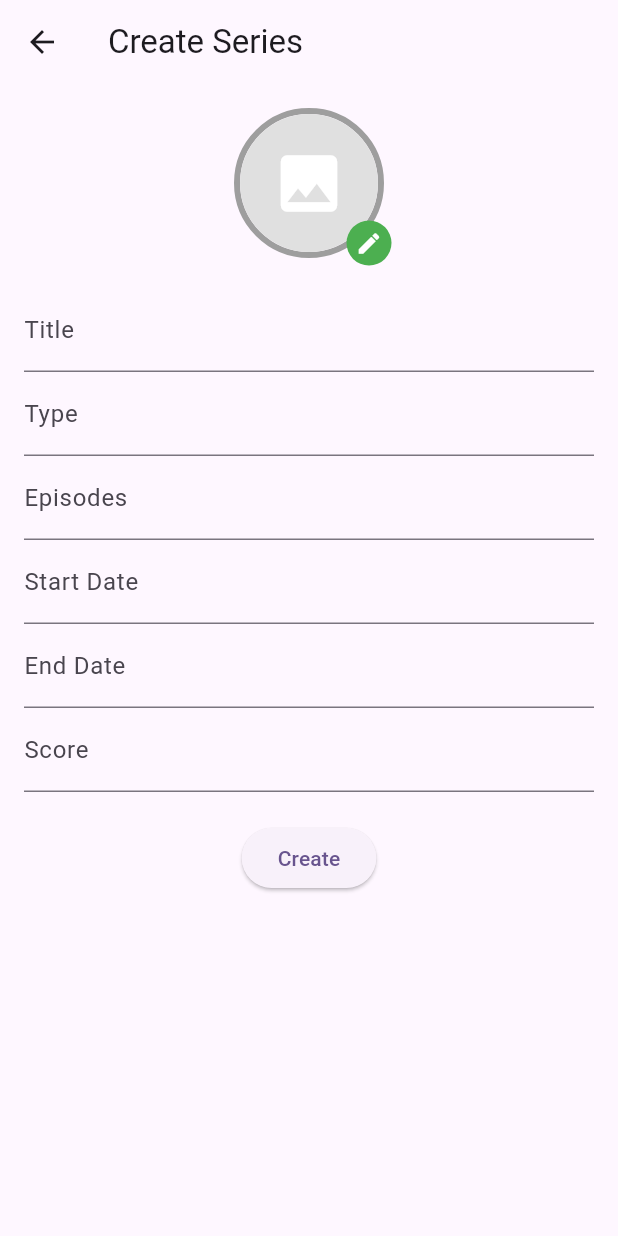
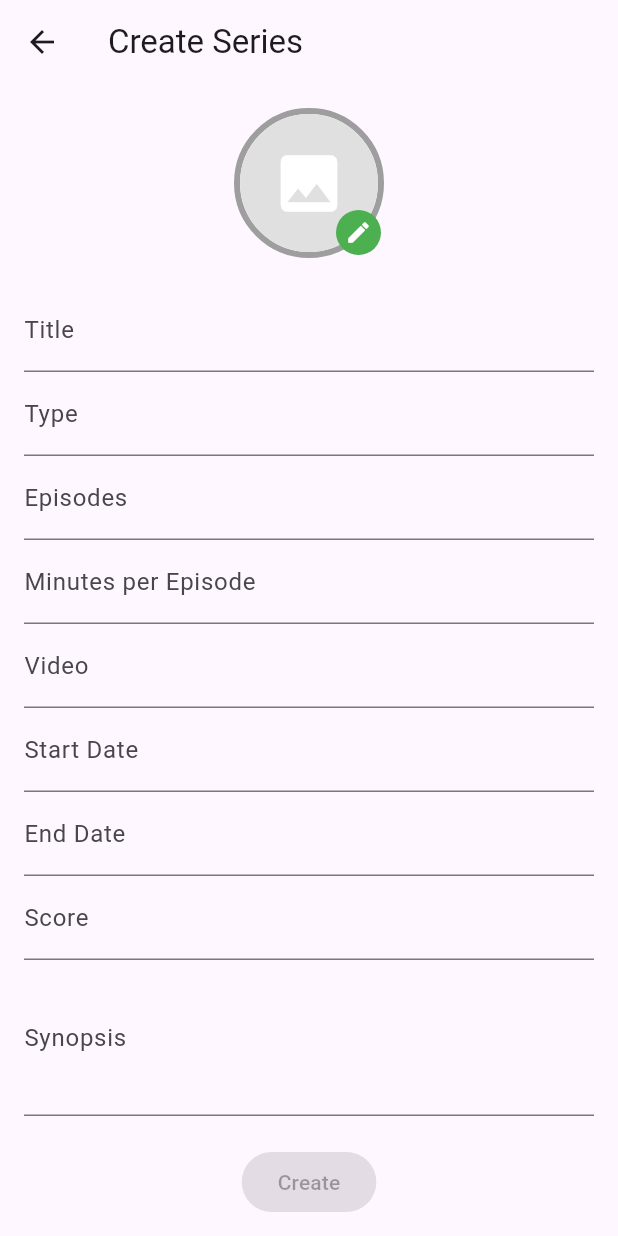
Before and after one commit to AngelovanOsch1/flutter_bloc_training, a Flutter app: the CreateSeriesScreen screen opened directly, on a phone screen of 412 x 824 dp. Run offline on Flutter 3.47's test engine with Material 3 defaults, Android fonts, the phone set to English and light mode, and no system bars; our stand-ins replace flutter_bloc, flutter_dotenv, freezed_annotation, image_picker; network calls fail.

Commit message:
added form validation

```diff
--- /dev/null
+++ b/lib/blocs/forms/series/series_form_bloc.dart
@@ -0,0 +1,65 @@
+import 'package:flutter_bloc/flutter_bloc.dart';
+import 'series_form_event.dart';
+import 'series_form_state.dart';
+
+class SeriesFormBloc extends Bloc<SeriesFormEvent, SeriesFormState> {
+  SeriesFormBloc() : super(const SeriesFormState()) {
+    on<TitleChanged>(_onTitleChanged);
+    on<TypeChanged>(_onTypeChanged);
+    on<EpisodesChanged>(_onEpisodesChanged);
+    on<MinutesChanged>(_onMinutesChanged);
+    on<ScoreChanged>(_onScoreChanged);
+    on<SynopsisChanged>(_onSynopsisChanged);
+    on<CoverImageChanged>(_onCoverImageChanged);
+    on<SubmitForm>(_onSubmitForm);
+  }
+
+  void _onTitleChanged(TitleChanged event, Emitter<SeriesFormState> emit) {
+    final newState = state.copyWith(title: event.value, isTitleValid: event.value.isNotEmpty);
+    emit(newState.copyWith(isFormValid: _validateForm(newState)));
+  }
+
+  void _onTypeChanged(TypeChanged event, Emitter<SeriesFormState> emit) {
+    final newState = state.copyWith(type: event.value, isTypeValid: event.value.isNotEmpty);
+    emit(newState.copyWith(isFormValid: _validateForm(newState)));
+  }
+
+  void _onEpisodesChanged(EpisodesChanged event, Emitter<SeriesFormState> emit) {
+    final newState = state.copyWith(episodes: event.value, isEpisodesValid: event.value > 0);
+    emit(newState.copyWith(isFormValid: _validateForm(newState)));
+  }
+
+  void _onMinutesChanged(MinutesChanged event, Emitter<SeriesFormState> emit) {
+    final newState = state.copyWith(minutesPerEpisode: event.value, isMinutesPerEpisodeValid: event.value > 0);
+    emit(newState.copyWith(isFormValid: _validateForm(newState)));
+  }
+
+  void _onScoreChanged(ScoreChanged event, Emitter<SeriesFormState> emit) {
+    final newState = state.copyWith(score: event.value, isScoreValid: event.value > 0);
+    emit(newState.copyWith(isFormValid: _validateForm(newState)));
+  }
+
+  void _onSynopsisChanged(SynopsisChanged event, Emitter<SeriesFormState> emit) {
+    final newState = state.copyWith(synopsis: event.value);
+    emit(newState.copyWith(isFormValid: _validateForm(newState)));
+  }
+
+  void _onCoverImageChanged(CoverImageChanged event, Emitter<SeriesFormState> emit) {
+    final newState = state.copyWith(coverImage: event.file, isCoverImageValid: true);
+    emit(newState.copyWith(isFormValid: _validateForm(newState)));
+  }
+
+  void _onSubmitForm(SubmitForm event, Emitter<SeriesFormState> emit) {
+    if (!state.isFormValid) return;
+    emit(state.copyWith(isSubmitting: true));
+  }
+
+  bool _validateForm(SeriesFormState s) {
+    return s.isTitleValid &&
+        s.isTypeValid &&
+        s.isEpisodesValid &&
+        s.isMinutesPerEpisodeValid &&
+        s.isScoreValid &&
+        s.isCoverImageValid;
+  }
+}
--- /dev/null
+++ b/lib/blocs/forms/series/series_form_event.dart
@@ -0,0 +1,19 @@
+import 'dart:io';
+import 'package:freezed_annotation/freezed_annotation.dart';
+
+part 'series_form_event.freezed.dart';
+
+@freezed
+class SeriesFormEvent with _$SeriesFormEvent {
+  const factory SeriesFormEvent.titleChanged(String value) = TitleChanged;
+  const factory SeriesFormEvent.typeChanged(String value) = TypeChanged;
+  const factory SeriesFormEvent.episodesChanged(int value) = EpisodesChanged;
+  const factory SeriesFormEvent.minutesChanged(int value) = MinutesChanged;
+  const factory SeriesFormEvent.videoChanged(String value) = VideoChanged;
+  const factory SeriesFormEvent.startDateChanged(String value) = StartDateChanged;
+  const factory SeriesFormEvent.endDateChanged(String value) = EndDateChanged;
+  const factory SeriesFormEvent.scoreChanged(double value) = ScoreChanged;
+  const factory SeriesFormEvent.synopsisChanged(String value) = SynopsisChanged;
+  const factory SeriesFormEvent.coverImageChanged(File file) = CoverImageChanged;
+  const factory SeriesFormEvent.submit() = SubmitForm;
+}
--- /dev/null
+++ b/lib/blocs/forms/series/series_form_state.dart
@@ -0,0 +1,29 @@
+import 'dart:io';
+import 'package:freezed_annotation/freezed_annotation.dart';
+
+part 'series_form_state.freezed.dart';
+
+@freezed
+abstract class SeriesFormState with _$SeriesFormState {
+  const factory SeriesFormState({
+    @Default('') String title,
+    @Default('') String type,
+    @Default(0) int episodes,
+    @Default(0) int minutesPerEpisode,
+    @Default('') String video,
+    @Default('') String startDate,
+    @Default('') String endDate,
+    @Default(0.0) double score,
+    @Default('') String synopsis,
+    File? coverImage,
+    @Default(false) bool isTitleValid,
+    @Default(false) bool isTypeValid,
+    @Default(false) bool isEpisodesValid,
+    @Default(false) bool isScoreValid,
+    @Default(false) bool isMinutesPerEpisodeValid,
+    @Default(false) bool isCoverImageValid,
+    @Default(false) bool isFormValid,
+    @Default(false) bool isSubmitting,
+    @Default('') String errorMessage,
+  }) = _SeriesFormState;
+}
--- a/lib/screens/series/series_create.dart
+++ b/lib/screens/series/series_create.dart
@@ -1,45 +1,37 @@
-import 'dart:io';
-
 import 'package:flutter/material.dart';
 import 'package:flutter_bloc/flutter_bloc.dart';
-import 'package:flutter_bloc_training/blocs/series/series_bloc.dart';
-import 'package:flutter_bloc_training/blocs/series/series_event.dart';
-import 'package:flutter_bloc_training/models/series_list_item.dart';
+import 'package:flutter_bloc_training/blocs/forms/series/series_form_bloc.dart';
+import 'package:flutter_bloc_training/blocs/forms/series/series_form_event.dart';
+import 'package:flutter_bloc_training/blocs/forms/series/series_form_state.dart';
+import 'package:flutter_bloc_training/blocs/imagepicker/imagepicker_bloc.dart';
+import 'package:flutter_bloc_training/blocs/imagepicker/imagepicker_event.dart';
+import 'package:flutter_bloc_training/blocs/imagepicker/imagepicker_state.dart';
 import 'package:image_picker/image_picker.dart';
 
-class CreateSeriesScreen extends StatefulWidget {
+class CreateSeriesScreen extends StatelessWidget {
   const CreateSeriesScreen({super.key});
 
   @override
-  State<CreateSeriesScreen> createState() => _CreateSeriesScreenState();
-}
-
-class _CreateSeriesScreenState extends State<CreateSeriesScreen> {
-  final titleController = TextEditingController();
-  final typeController = TextEditingController();
-  final episodesController = TextEditingController();
-  final startDateController = TextEditingController();
-  final endDateController = TextEditingController();
-  final scoreController = TextEditingController();
-
-  File? _coverImage;
-
-  @override
-  void dispose() {
-    titleController.dispose();
-    typeController.dispose();
-    episodesController.dispose();
-    startDateController.dispose();
-    endDateController.dispose();
-    scoreController.dispose();
-    super.dispose();
-  }
-
-  @override
   Widget build(BuildContext context) {
-    return Scaffold(
+    return MultiBlocProvider(
+      providers: [
+        BlocProvider(create: (_) => ImagePickerBloc()),
+        BlocProvider(create: (_) => SeriesFormBloc()),
+      ],
+      child: BlocListener<ImagePickerBloc, ImagePickerState>(
+        listener: (context, state) {
+          state.maybeWhen(
+            coverImagePicked: (file) => context.read<SeriesFormBloc>().add(SeriesFormEvent.coverImageChanged(file)),
+            coverImageError: (msg) => ScaffoldMessenger.of(context).showSnackBar(SnackBar(content: Text(msg))),
+            orElse: () {},
+          );
+        },
+        child: Scaffold(
           appBar: AppBar(title: const Text('Create Series')),
-      body: SingleChildScrollView(
+          body: SafeArea(
+            child: BlocBuilder<SeriesFormBloc, SeriesFormState>(
+              builder: (context, state) {
+                return SingleChildScrollView(
                   padding: const EdgeInsets.all(16),
                   child: Column(
                     children: [
@@ -54,38 +46,28 @@ class _CreateSeriesScreenState extends State<CreateSeriesScreen> {
                               border: Border.all(color: Colors.grey, width: 4),
                             ),
                             child: ClipOval(
-                    child: _coverImage != null
-                        ? Image.file(
-                            _coverImage!,
-                            width: 100,
-                            height: 100,
-                            fit: BoxFit.cover,
-                          )
+                              child: state.coverImage != null
+                                  ? Image.file(state.coverImage!, fit: BoxFit.cover)
                                   : Container(
                                       color: Colors.grey.shade300,
-                            child: const Icon(
-                              Icons.image,
-                              size: 50,
-                              color: Colors.white,
-                            ),
+                                      child: const Icon(Icons.image, size: 50, color: Colors.white),
                                     ),
                             ),
                           ),
                           Positioned(
-                  bottom: -5,
-                  right: -5,
+                            bottom: 2,
+                            right: 2,
                             child: Container(
                               width: 30,
                               height: 30,
-                    decoration: const BoxDecoration(
-                      color: Colors.green,
-                      shape: BoxShape.circle,
-                    ),
+                              decoration: const BoxDecoration(color: Colors.green, shape: BoxShape.circle),
                               child: IconButton(
                                 padding: EdgeInsets.zero,
                                 iconSize: 18,
                                 onPressed: () {
-                        _pickCoverImage(ImageSource.gallery);
+                                  context.read<ImagePickerBloc>().add(
+                                    ImagePickerEvent.pickSeriesCoverImage(ImageSource.gallery),
+                                  );
                                 },
                                 icon: const Icon(Icons.create, color: Colors.white),
                               ),
@@ -94,62 +76,72 @@ class _CreateSeriesScreenState extends State<CreateSeriesScreen> {
                         ],
                       ),
                       const SizedBox(height: 20),
-            TextField(
-              controller: titleController,
+                      TextFormField(
                         decoration: const InputDecoration(labelText: 'Title'),
+                        onChanged: (val) => context.read<SeriesFormBloc>().add(SeriesFormEvent.titleChanged(val)),
                       ),
-            TextField(
-              controller: typeController,
+                      TextFormField(
                         decoration: const InputDecoration(labelText: 'Type'),
+                        onChanged: (val) => context.read<SeriesFormBloc>().add(SeriesFormEvent.typeChanged(val)),
                       ),
-            TextField(
-              controller: episodesController,
+                      TextFormField(
                         decoration: const InputDecoration(labelText: 'Episodes'),
                         keyboardType: TextInputType.number,
+                        onChanged: (val) {
+                          final parsed = int.tryParse(val) ?? 0;
+                          context.read<SeriesFormBloc>().add(SeriesFormEvent.episodesChanged(parsed));
+                        },
                       ),
-            TextField(
-              controller: startDateController,
+                      TextFormField(
+                        decoration: const InputDecoration(labelText: 'Minutes per Episode'),
+                        keyboardType: TextInputType.number,
+                        onChanged: (val) {
+                          final parsed = int.tryParse(val) ?? 0;
+                          context.read<SeriesFormBloc>().add(SeriesFormEvent.minutesChanged(parsed));
+                        },
+                      ),
+                      TextFormField(
+                        decoration: const InputDecoration(labelText: 'Video'),
+                        onChanged: (val) => context.read<SeriesFormBloc>().add(SeriesFormEvent.videoChanged(val)),
+                      ),
+                      TextFormField(
                         decoration: const InputDecoration(labelText: 'Start Date'),
+                        onChanged: (val) => context.read<SeriesFormBloc>().add(SeriesFormEvent.startDateChanged(val)),
                       ),
-            TextField(
-              controller: endDateController,
+                      TextFormField(
                         decoration: const InputDecoration(labelText: 'End Date'),
+                        onChanged: (val) => context.read<SeriesFormBloc>().add(SeriesFormEvent.endDateChanged(val)),
                       ),
-            TextField(
-              controller: scoreController,
+                      TextFormField(
                         decoration: const InputDecoration(labelText: 'Score'),
                         keyboardType: TextInputType.number,
+                        onChanged: (val) {
+                          final parsed = double.tryParse(val) ?? 0.0;
+                          context.read<SeriesFormBloc>().add(SeriesFormEvent.scoreChanged(parsed));
+                        },
+                      ),
+                      TextFormField(
+                        decoration: const InputDecoration(labelText: 'Synopsis'),
+                        maxLines: 3,
+                        onChanged: (val) => context.read<SeriesFormBloc>().add(SeriesFormEvent.synopsisChanged(val)),
                       ),
                       const SizedBox(height: 20),
-            ElevatedButton(onPressed: _save, child: const Text('Create')),
+                      ElevatedButton(
+                        onPressed: state.isFormValid && !state.isSubmitting
+                            ? () => context.read<SeriesFormBloc>().add(const SeriesFormEvent.submit())
+                            : null,
+                        child: state.isSubmitting
+                            ? const CircularProgressIndicator(color: Colors.white)
+                            : const Text('Create'),
+                      ),
                     ],
+                  ),
+                );
+              },
+            ),
+          ),
         ),
       ),
     );
   }
-
-  void _save() {
-    // final newSeries = SeriesListItem(
-    //   id: 0,
-    //   title: titleController.text,
-    //   type: typeController.text,
-    //   coverImageUrl: _coverImage!.path,
-    //   episodeCount: int.tryParse(episodesController.text) ?? 0,
-    //   airedStartDate: startDateController.text,
-    //   airedEndDate: endDateController.text,
-    //   score: double.tryParse(scoreController.text) ?? 0,
-    // );
-
-    // context.read<SeriesBloc>().add(SeriesEvent.createSeries(newSeries));
-    // Navigator.pop(context);
 }
-
-  Future<void> _pickCoverImage(ImageSource source) async {
-    final pickedFile = await ImagePicker().pickImage(source: source);
-    setState(() {
-      if (pickedFile != null) {
-        _coverImage = File(pickedFile.path);
-      }
-    });
-  }
-}
--- a/lib/screens/series/series_edit.dart
+++ b/lib/screens/series/series_edit.dart
@@ -92,12 +92,12 @@ class _EditSeriesScreenState extends State<EditSeriesScreen> {
                     ),
                   ),
                   Positioned(
-                    bottom: -5,
-                    right: -5,
+                    bottom: 2,
+                    right: 2,
                     child: Container(
                       width: 30,
                       height: 30,
-                      decoration: const BoxDecoration(color: Colors.green, shape: BoxShape.circle),
+                      decoration: const BoxDecoration(color: Colors.blue, shape: BoxShape.circle),
                       child: IconButton(
                         padding: EdgeInsets.zero,
                         iconSize: 18,
```
Also changed, not shown: lib/blocs/forms/series/series_form_event.freezed.dart (added), lib/blocs/forms/series/series_form_state.freezed.dart (added). Lines whose indentation alone changed are shown as unchanged.
